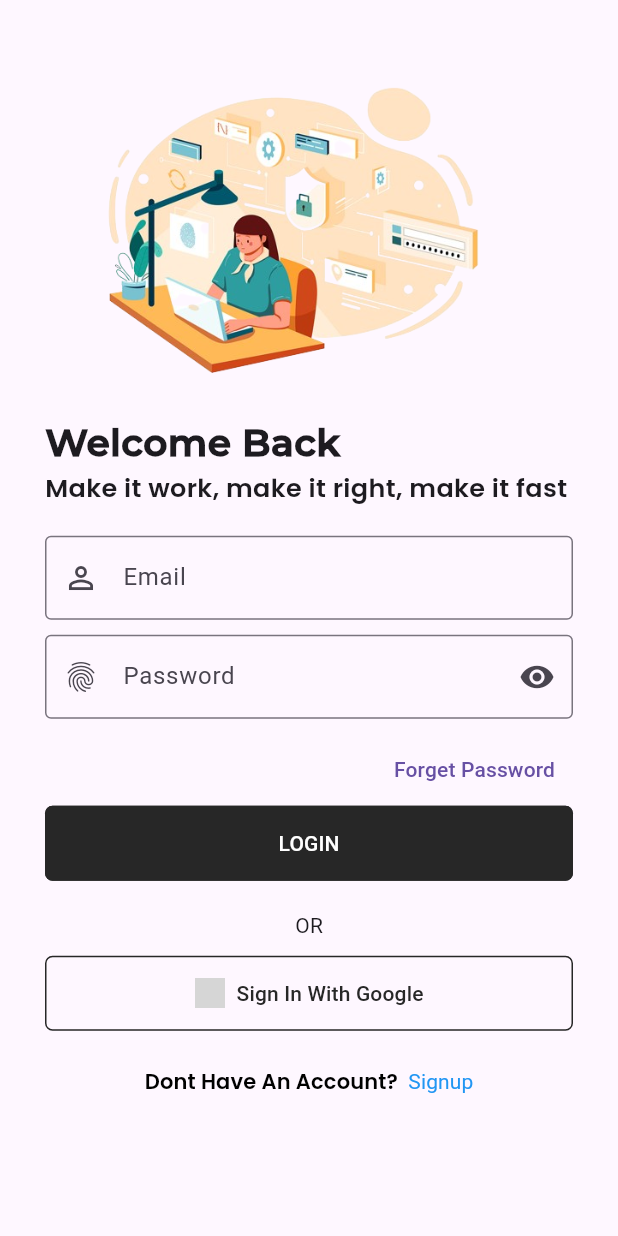
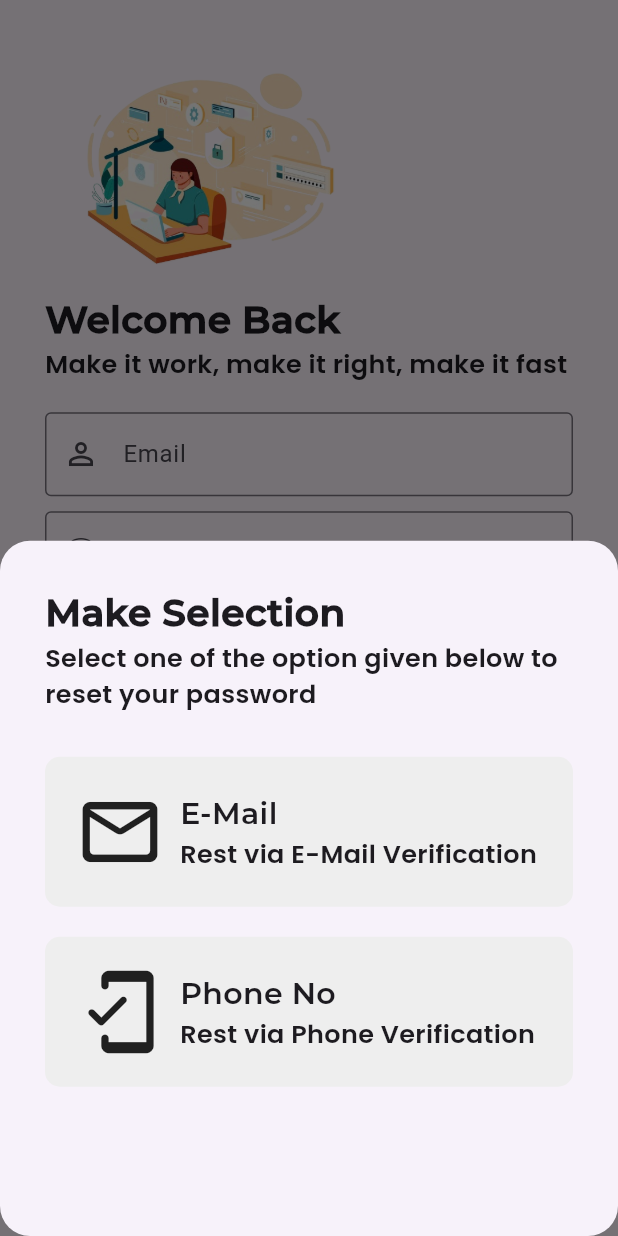
Before and after one commit to bahaaeshnena/servy_app2, a Flutter app: the LoginScreen screen opened directly, after a tap on "Forget Password", on a phone screen of 412 x 824 dp. Run offline on Flutter 3.47's test engine with Material 3 defaults, Android fonts, the phone set to English and light mode, and no system bars; our stand-ins replace get, liquid_swipe, smooth_page_indicator; project files that could hold a hidden picture were left out; grey boxes are pictures that could not be loaded.

Commit message:
forget password email

```diff
--- a/lib/main.dart
+++ b/lib/main.dart
@@ -1,5 +1,5 @@
 import 'package:flutter/material.dart';
-import 'package:get/get_navigation/src/root/get_material_app.dart';
+import 'package:get/get_navigation/get_navigation.dart';
 import 'package:servy_app2/src/features/authentication/screens/splash_screen/splash_screens.dart';
 import 'package:servy_app2/src/utils/theme/theme.dart';
 
@@ -16,6 +16,8 @@ class Servy_app extends StatelessWidget {
       debugShowCheckedModeBanner: false,
       theme: TApptheme.lightTheme,
       darkTheme: TApptheme.darkTheme,
+      defaultTransition: Transition.rightToLeftWithFade,
+      transitionDuration: const Duration(milliseconds: 500),
       home: SplshScreen(),
     );
   }
--- a/lib/src/constants/image_string.dart
+++ b/lib/src/constants/image_string.dart
@@ -22,3 +22,8 @@ const String tWelcomeScreenImage = 'assets/images/welcome_images/welcome.png';
 //-login Image--
 
 const String tGoogleLogoImage = 'assets/logo/google-logo.png';
+
+//--Forget Password Images--
+
+const String tForgetPasswordImage =
+    'assets/images/forget_password/forget-password.png';
--- a/lib/src/constants/text.dart
+++ b/lib/src/constants/text.dart
@@ -33,3 +33,22 @@ const String tLoginTitle = "Welcome Back";
 const String tLoginSubTitle = "Make it work, make it right, make it fast";
 const String tRemembarMe = "Remembar Me?";
 const String tAlreadyHaveAnAccount = "Already have an Account?";
+
+//--Forget Password Text
+
+const String tForgetPasswordTitle = "Make Selection";
+
+const String tForgetPasswordSubTitle =
+    "Select one of the option given below to reset your password";
+
+const String tRestViaEMail = "Rest via E-Mail Verification";
+const String tRestViaPhone = "Rest via Phone Verification";
+
+//--Forget Password  via phone -Text
+const String tForgetPhoneSubTitle =
+    "Enter your registered Phone No to receive OTP";
+
+//--Forget Password via E-mail -Text
+
+const String tForgetMailSubTitle =
+    "Enter your registered E-Mail  to receive OTP";
--- a/lib/src/features/authentication/controllers/splash_screen_controller.dart
+++ b/lib/src/features/authentication/controllers/splash_screen_controller.dart
@@ -7,7 +7,7 @@ class SplashScreenController extends GetxController {
   RxBool animate = false.obs;
 
   Future startAnimation() async {
-    await Future.delayed(Duration(milliseconds: 500));
+    await Future.delayed(const Duration(milliseconds: 500));
 
     animate.value = true;
 
--- /dev/null
+++ b/lib/src/features/authentication/screens/forget_password/forget_password_mail/forget_password_mail.dart
@@ -0,0 +1,54 @@
+import 'package:flutter/material.dart';
+import 'package:servy_app2/src/constants/image_string.dart';
+import 'package:servy_app2/src/constants/sizes.dart';
+import 'package:servy_app2/src/constants/text.dart';
+import 'package:servy_app2/src/features/authentication/screens/login/form_header_widget.dart';
+
+class ForgetPasswordMailScreen extends StatelessWidget {
+  const ForgetPasswordMailScreen({super.key});
+
+  @override
+  Widget build(BuildContext context) {
+    return SafeArea(
+      child: Scaffold(
+          body: SingleChildScrollView(
+        child: Container(
+          padding: const EdgeInsets.all(tDefultSize),
+          child: Column(
+            children: [
+              const SizedBox(
+                height: tDefultSize * 4,
+              ),
+              const FormHeaderWidget(
+                image: tForgetPasswordImage,
+                title: tForgetPasswordTitle,
+                subTitle: tForgetMailSubTitle,
+                crossAxisAlignment: CrossAxisAlignment.center,
+                heighBetween: 30.0,
+                textAlign: TextAlign.center,
+              ),
+              const SizedBox(height: 30),
+              Form(
+                  child: Column(
+                children: [
+                  TextFormField(
+                    decoration: const InputDecoration(
+                        label: Text("E-Mail"),
+                        hintText: "E-Mail",
+                        prefixIcon: Icon(Icons.mail_outline_rounded),
+                        border: OutlineInputBorder()),
+                  ),
+                  const SizedBox(height: 20.0),
+                  SizedBox(
+                      width: double.infinity,
+                      child: ElevatedButton(
+                          onPressed: () {}, child: const Text("Next"))),
+                ],
+              ))
+            ],
+          ),
+        ),
+      )),
+    );
+  }
+}
--- /dev/null
+++ b/lib/src/features/authentication/screens/forget_password/forget_password_options/forget_password_btn_widget.dart
@@ -0,0 +1,58 @@
+import 'package:flutter/material.dart';
+
+class ForgetPasswordBtnWidget extends StatelessWidget {
+  const ForgetPasswordBtnWidget({
+    required this.onTap,
+    required this.subTitle,
+    required this.title,
+    required this.btnIcon,
+    super.key,
+  });
+  final IconData btnIcon;
+  final String title, subTitle;
+  final VoidCallback onTap;
+  @override
+  Widget build(BuildContext context) {
+    return GestureDetector(
+      onTap: onTap,
+      child: Container(
+        padding: const EdgeInsets.all(20),
+        decoration: BoxDecoration(
+          borderRadius: BorderRadius.circular(10.0),
+          color: Colors.grey.shade200,
+        ),
+        child: Row(
+          children: [
+            Icon(
+              btnIcon,
+              size: 60.0,
+            ),
+            const SizedBox(
+              width: 10.0,
+            ),
+            Column(
+              crossAxisAlignment: CrossAxisAlignment.start,
+              children: [
+                Text(
+                  title,
+                  style: const TextStyle(
+                    fontSize: 20,
+                    fontWeight: FontWeight.w700,
+                    fontFamily: 'Montserrat-SemiBold',
+                  ),
+                ),
+                Text(
+                  subTitle,
+                  style: const TextStyle(
+                      fontFamily: 'Poppins',
+                      fontSize: 17,
+                      fontWeight: FontWeight.w300),
+                ),
+              ],
+            )
+          ],
+        ),
+      ),
+    );
+  }
+}
--- /dev/null
+++ b/lib/src/features/authentication/screens/forget_password/forget_password_options/forget_password_model_bottom_sheet.dart
@@ -0,0 +1,61 @@
+import 'package:flutter/material.dart';
+import 'package:get/get_core/get_core.dart';
+import 'package:get/get_navigation/get_navigation.dart';
+import 'package:servy_app2/src/constants/sizes.dart';
+import 'package:servy_app2/src/constants/text.dart';
+import 'package:servy_app2/src/features/authentication/screens/forget_password/forget_password_mail/forget_password_mail.dart';
+import 'package:servy_app2/src/features/authentication/screens/forget_password/forget_password_options/forget_password_btn_widget.dart';
+
+class ForgetPasswordScreen {
+  static Future<dynamic> buildShowModelBottomSheet(BuildContext context) {
+    return showModalBottomSheet(
+      context: context,
+      shape: RoundedRectangleBorder(borderRadius: BorderRadius.circular(20.0)),
+      builder: (context) => Container(
+        padding: const EdgeInsets.all(tDefultSize),
+        child: Column(
+          crossAxisAlignment: CrossAxisAlignment.start,
+          children: [
+            const Text(
+              tForgetPasswordTitle,
+              style: TextStyle(
+                fontSize: 25,
+                fontWeight: FontWeight.w900,
+                fontFamily: 'Montserrat-SemiBold',
+              ),
+            ),
+            const Text(
+              tForgetPasswordSubTitle,
+              style: TextStyle(
+                fontFamily: 'Poppins',
+                fontSize: 17,
+              ),
+            ),
+            const SizedBox(
+              height: 30.0,
+            ),
+            ForgetPasswordBtnWidget(
+              btnIcon: Icons.mail_outline_rounded,
+              title: "E-Mail",
+              subTitle: tRestViaEMail,
+              onTap: () {
+                Navigator.pop(context);
+                Get.to(() => const ForgetPasswordMailScreen());
+              },
+            ),
+            const SizedBox(height: 20.0),
+            ForgetPasswordBtnWidget(
+              btnIcon: Icons.mobile_friendly_rounded,
+              title: "Phone No",
+              subTitle: tRestViaPhone,
+              onTap: () {
+                Navigator.pop(context);
+                Get.to(() => const ForgetPasswordMailScreen());
+              },
+            ),
+          ],
+        ),
+      ),
+    );
+  }
+}
--- /dev/null
+++ b/lib/src/features/authentication/screens/login/form_header_widget.dart
@@ -0,0 +1,57 @@
+import 'package:flutter/material.dart';
+
+class FormHeaderWidget extends StatelessWidget {
+  const FormHeaderWidget({
+    super.key,
+    this.imageColor,
+    this.imageHeight = 0.2,
+    this.heighBetween,
+    required this.image,
+    required this.title,
+    required this.subTitle,
+    this.textAlign,
+    this.crossAxisAlignment = CrossAxisAlignment.start,
+  });
+
+  final Color? imageColor;
+  final double imageHeight;
+  final double? heighBetween;
+  final String image, title, subTitle;
+  final CrossAxisAlignment crossAxisAlignment;
+  final TextAlign? textAlign;
+
+  @override
+  Widget build(BuildContext context) {
+    final size = MediaQuery.of(context).size;
+
+    return Column(
+      crossAxisAlignment: crossAxisAlignment,
+      children: [
+        Image(
+          image: AssetImage(image),
+          color: imageColor,
+          height: size.height * imageHeight,
+        ),
+        SizedBox(
+          height: heighBetween,
+        ),
+        Text(
+          title,
+          style: const TextStyle(
+            fontSize: 25,
+            fontWeight: FontWeight.w900,
+            fontFamily: 'Montserrat-SemiBold',
+          ),
+        ),
+        Text(
+          subTitle,
+          textAlign: textAlign,
+          style: const TextStyle(
+            fontFamily: 'Poppins',
+            fontSize: 17,
+          ),
+        )
+      ],
+    );
+  }
+}
--- a/lib/src/features/authentication/screens/login/login_form_widget.dart
+++ b/lib/src/features/authentication/screens/login/login_form_widget.dart
@@ -1,4 +1,5 @@
 import 'package:flutter/material.dart';
+import 'package:servy_app2/src/features/authentication/screens/forget_password/forget_password_options/forget_password_model_bottom_sheet.dart';
 
 class LoginForm extends StatelessWidget {
   const LoginForm({
@@ -40,7 +41,11 @@ class LoginForm extends StatelessWidget {
             Align(
               alignment: Alignment.centerRight,
               child: TextButton(
-                  onPressed: () {}, child: const Text("Forget Password")),
+                onPressed: () {
+                  ForgetPasswordScreen.buildShowModelBottomSheet(context);
+                },
+                child: const Text("Forget Password"),
+              ),
             ),
             SizedBox(
               width: double.infinity,
--- a/lib/src/features/authentication/screens/login/login_screen.dart
+++ b/lib/src/features/authentication/screens/login/login_screen.dart
@@ -1,26 +1,33 @@
 import 'package:flutter/material.dart';
+import 'package:servy_app2/src/constants/image_string.dart';
+import 'package:servy_app2/src/constants/text.dart';
+import 'package:servy_app2/src/features/authentication/screens/login/form_header_widget.dart';
 import 'package:servy_app2/src/features/authentication/screens/login/login_footer_widget.dart';
 
 import 'package:servy_app2/src/features/authentication/screens/login/login_form_widget.dart';
-import 'package:servy_app2/src/features/authentication/screens/login/login_header_widget.dart';
 
 class LoginScreen extends StatelessWidget {
   const LoginScreen({super.key});
 
   @override
   Widget build(BuildContext context) {
-    final size = MediaQuery.of(context).size;
+    // final size = MediaQuery.of(context).size;
+
     return SafeArea(
       child: Scaffold(
         body: SingleChildScrollView(
           child: Container(
             padding: const EdgeInsets.all(30),
-            child: Column(
+            child: const Column(
               crossAxisAlignment: CrossAxisAlignment.start,
               children: [
-                LoginHeaderWidget(size: size),
-                const LoginForm(),
-                const LoginFooterWidget()
+                // LoginHeaderWidget(size: size),
+                FormHeaderWidget(
+                    image: tWelcomeScreenImage,
+                    title: tLoginTitle,
+                    subTitle: tLoginSubTitle),
+                LoginForm(),
+                LoginFooterWidget()
               ],
             ),
           ),
--- a/lib/src/features/authentication/screens/on_boarding/on_boarding_screen.dart
+++ b/lib/src/features/authentication/screens/on_boarding/on_boarding_screen.dart
@@ -5,7 +5,7 @@ import 'package:servy_app2/src/features/authentication/controllers/on_boarding_c
 import 'package:smooth_page_indicator/smooth_page_indicator.dart';
 
 class OnBoardingScreen extends StatelessWidget {
-  OnBoardingScreen({super.key});
+  const OnBoardingScreen({super.key});
 
   @override
   Widget build(BuildContext context) {
--- a/pubspec.yaml
+++ b/pubspec.yaml
@@ -67,6 +67,7 @@ flutter:
     - assets/images/on_boarding_images/
     - assets/images/splash_screen_images/
     - assets/images/welcome_images/
+    - assets/images/forget_password/
 
   # An image asset can refer to one or more resolution-specific "variants", see
   # https://flutter.dev/assets-and-images/#resolution-aware
```
Also changed, not shown: lib/src/utils/theme/widget_themes/text_theme.dart (added, +17 -0 lines), assets/images/forget_password/forget-password.png (added).
